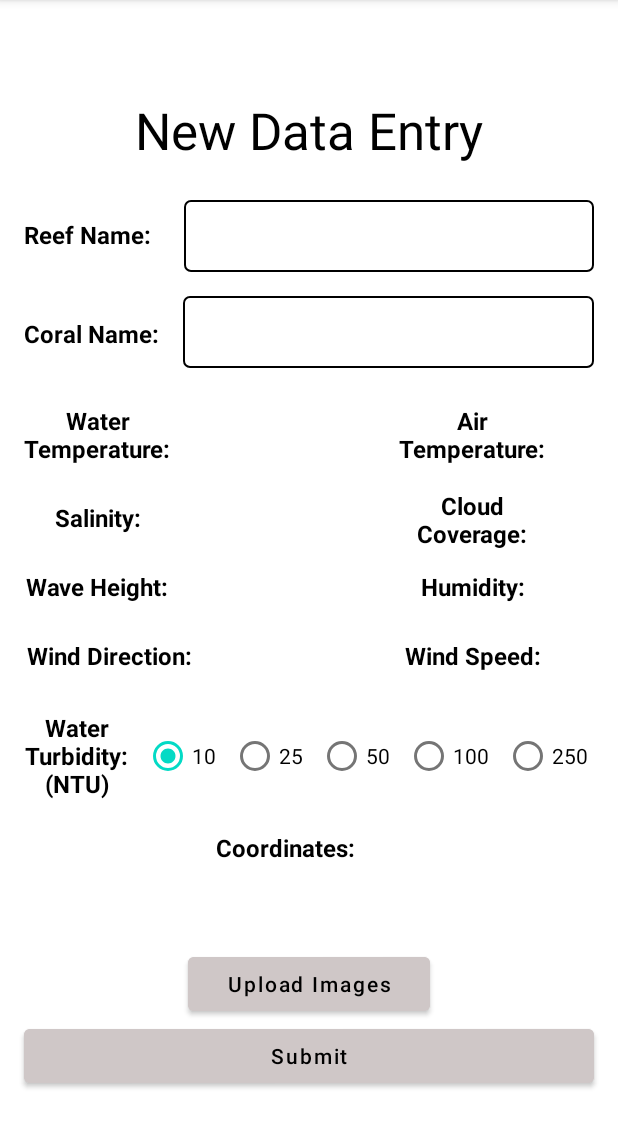
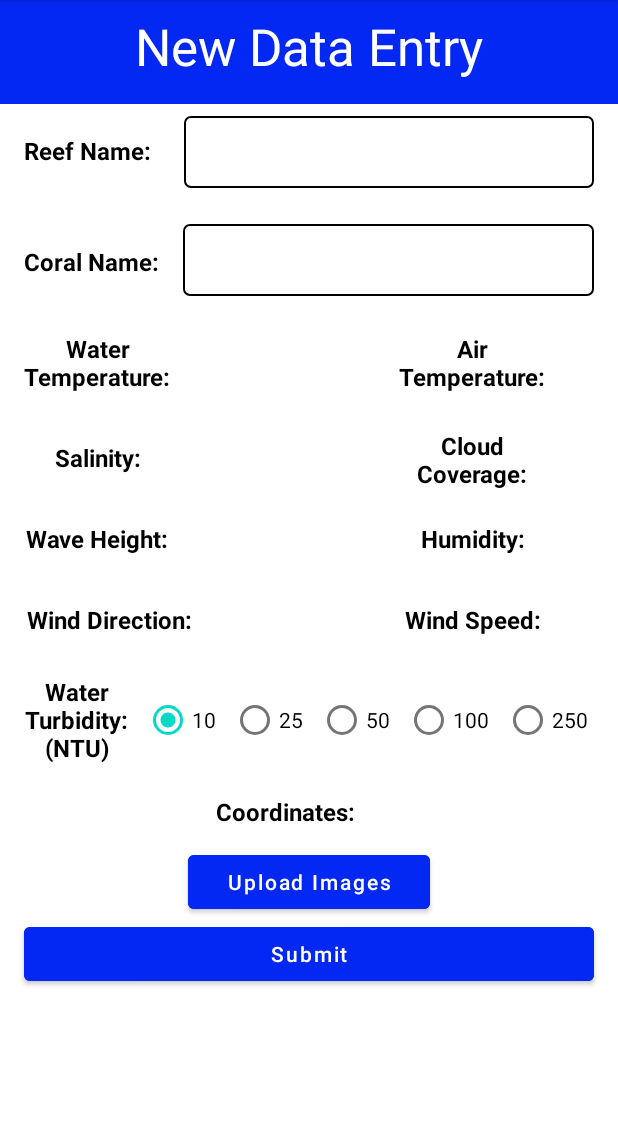
Before and after one commit to jhall1520/capstoneProject, an Android app: the fragment DataEntryFragment shown on its own in the app's theme, on a phone screen of 412 x 824 dp, the part 84-1232 px from its top. Run offline under Robolectric (Android 15) with nearby library versions, the phone set to English and light mode, and no system bars; our stand-ins replace Firebase (no records; nobody signed in at launch, a user with empty details on screens opened directly); 3 statements that could not run were skipped.

Commit message:
altered design of DataEntry and DataBase pages, fixed error output on the forgot password page so it is properly formatted

```diff
--- a/coralReefProject/app/src/main/java/com/example/coralreefproject/ForgotPasswordFragment.java
+++ b/coralReefProject/app/src/main/java/com/example/coralreefproject/ForgotPasswordFragment.java
@@ -42,7 +42,7 @@ public class ForgotPasswordFragment extends Fragment {
             public void onClick(View view) {
                 String emailString = email.getText().toString();
 
-                if (emailString.equals(" ")) {
+                if (emailString.equals("")) {
                     Toast.makeText(getActivity(), "Enter your email.", Toast.LENGTH_SHORT).show();
                     return;
                 }
@@ -61,7 +61,8 @@ public class ForgotPasswordFragment extends Fragment {
                                                 }
                                             }).show();
                                 } else {
-                                    Toast.makeText(getActivity(), task.getException().toString(), Toast.LENGTH_SHORT).show();
+                                    String exception = task.getException().toString();
+                                    Toast.makeText(getActivity(), exception.split(": ")[1], Toast.LENGTH_LONG).show();
                                 }
                             }
                         });
--- a/coralReefProject/app/src/main/res/layout/activity_main.xml
+++ b/coralReefProject/app/src/main/res/layout/activity_main.xml
@@ -10,8 +10,8 @@
 
     <RelativeLayout
         android:id="@+id/container"
-        android:layout_width="409dp"
-        android:layout_height="729dp"
+        android:layout_width="0dp"
+        android:layout_height="0dp"
         app:layout_constraintBottom_toBottomOf="parent"
         app:layout_constraintEnd_toEndOf="parent"
         app:layout_constraintStart_toStartOf="parent"
--- a/coralReefProject/app/src/main/res/layout/fragment_data_entry.xml
+++ b/coralReefProject/app/src/main/res/layout/fragment_data_entry.xml
@@ -39,12 +39,22 @@
         tools:ignore="SpeakableTextPresentCheck" />
 
     <TextView
+        android:id="@+id/textViewBackgroundBlue"
+        android:layout_width="0dp"
+        android:layout_height="69dp"
+        android:background="#0328F3"
+        app:layout_constraintEnd_toEndOf="parent"
+        app:layout_constraintHorizontal_bias="0.0"
+        app:layout_constraintStart_toStartOf="parent"
+        app:layout_constraintTop_toTopOf="parent" />
+
+    <TextView
         android:id="@+id/textViewNewDataEntry"
         android:layout_width="wrap_content"
         android:layout_height="wrap_content"
-        android:layout_marginTop="64dp"
+        android:layout_marginTop="8dp"
         android:text="@string/newDataEntry"
-        android:textColor="@color/black"
+        android:textColor="@color/white"
         android:textSize="34sp"
         app:layout_constraintEnd_toEndOf="parent"
         app:layout_constraintStart_toStartOf="parent"
@@ -55,7 +65,7 @@
         android:layout_width="wrap_content"
         android:layout_height="wrap_content"
         android:layout_marginStart="16dp"
-        android:layout_marginTop="44dp"
+        android:layout_marginTop="52dp"
         android:text="@string/coralName"
         android:textColor="@color/black"
         android:textSize="16sp"
@@ -68,7 +78,7 @@
         android:layout_width="0dp"
         android:layout_height="wrap_content"
         android:layout_marginStart="16dp"
-        android:layout_marginTop="16dp"
+        android:layout_marginTop="24dp"
         android:layout_marginEnd="16dp"
         android:background="@drawable/edit_text_border"
         android:entries="@array/coralNames"
@@ -141,7 +151,7 @@
         android:layout_width="wrap_content"
         android:layout_height="wrap_content"
         android:layout_marginStart="16dp"
-        android:layout_marginTop="24dp"
+        android:layout_marginTop="32dp"
         android:text="@string/salinity"
         android:textColor="@color/black"
         android:textSize="16sp"
@@ -194,14 +204,15 @@
         android:layout_width="0dp"
         android:layout_height="wrap_content"
         android:layout_marginStart="125dp"
+        android:layout_marginTop="12dp"
         android:layout_marginEnd="125dp"
-        android:backgroundTint="#CFC7C7"
+        android:backgroundTint="#0328F3"
         android:text="@string/uploadImages"
         android:textAllCaps="false"
-        android:textColor="@color/black"
-        app:layout_constraintBottom_toTopOf="@+id/buttonAddEntrySubmit"
+        android:textColor="@color/white"
         app:layout_constraintEnd_toEndOf="parent"
-        app:layout_constraintStart_toStartOf="parent" />
+        app:layout_constraintStart_toStartOf="parent"
+        app:layout_constraintTop_toBottomOf="@+id/textViewCoordinates" />
 
     <Button
         android:id="@+id/buttonAddEntrySubmit"
@@ -209,20 +220,20 @@
         android:layout_height="wrap_content"
         android:layout_marginStart="16dp"
         android:layout_marginEnd="16dp"
-        android:layout_marginBottom="40dp"
-        android:backgroundTint="#CFC7C7"
+        android:backgroundTint="#0328F3"
         android:text="@string/submit"
         android:textAllCaps="false"
-        android:textColor="@color/black"
-        app:layout_constraintBottom_toBottomOf="parent"
+        android:textColor="@color/white"
         app:layout_constraintEnd_toEndOf="parent"
-        app:layout_constraintStart_toStartOf="parent" />
+        app:layout_constraintHorizontal_bias="1.0"
+        app:layout_constraintStart_toStartOf="parent"
+        app:layout_constraintTop_toBottomOf="@+id/buttonUploadImages" />
 
     <TextView
         android:id="@+id/textViewCloudCoverage"
         android:layout_width="wrap_content"
         android:layout_height="wrap_content"
-        android:layout_marginTop="16dp"
+        android:layout_marginTop="24dp"
         android:gravity="center"
         android:text="@string/cloudCoverage"
         android:textColor="@color/black"
@@ -236,7 +247,7 @@
         android:id="@+id/textViewShowCloudCoverage"
         android:layout_width="wrap_content"
         android:layout_height="wrap_content"
-        android:layout_marginTop="23dp"
+        android:layout_marginTop="31dp"
         android:layout_marginEnd="24dp"
         android:textColor="@color/black"
         android:textSize="16sp"
@@ -283,7 +294,7 @@
         android:id="@+id/textViewShowSalinity"
         android:layout_width="wrap_content"
         android:layout_height="wrap_content"
-        android:layout_marginTop="24dp"
+        android:layout_marginTop="32dp"
         android:textColor="@color/black"
         android:textSize="16sp"
         app:layout_constraintStart_toStartOf="@+id/textViewShowWaterTemperature"
@@ -294,7 +305,7 @@
         android:layout_width="wrap_content"
         android:layout_height="wrap_content"
         android:layout_marginStart="16dp"
-        android:layout_marginTop="24dp"
+        android:layout_marginTop="32dp"
         android:gravity="center"
         android:text="@string/waveHeight"
         android:textColor="@color/black"
@@ -308,7 +319,7 @@
         android:id="@+id/textViewShowWaveHeight"
         android:layout_width="wrap_content"
         android:layout_height="wrap_content"
-        android:layout_marginTop="24dp"
+        android:layout_marginTop="32dp"
         android:textColor="@color/black"
         android:textSize="16sp"
         app:layout_constraintStart_toStartOf="@+id/textViewShowSalinity"
@@ -318,7 +329,7 @@
         android:id="@+id/textViewHumidity"
         android:layout_width="wrap_content"
         android:layout_height="wrap_content"
-        android:layout_marginTop="24dp"
+        android:layout_marginTop="32dp"
         android:text="@string/humidity"
         android:textColor="@color/black"
         android:textSize="16sp"
@@ -342,7 +353,7 @@
         android:layout_width="wrap_content"
         android:layout_height="wrap_content"
         android:layout_marginStart="16dp"
-        android:layout_marginTop="24dp"
+        android:layout_marginTop="32dp"
         android:gravity="center"
         android:text="@string/windDirection"
         android:textColor="@color/black"
```
Also changed, not shown: coralReefProject/app/src/main/java/com/example/coralreefproject/MainActivity.java (+8 -3 lines), coralReefProject/app/src/main/res/layout/fragment_coral_database.xml (+12 -2 lines), coralReefProject/app/src/main/res/layout/fragment_home.xml (+4 -5 lines).
